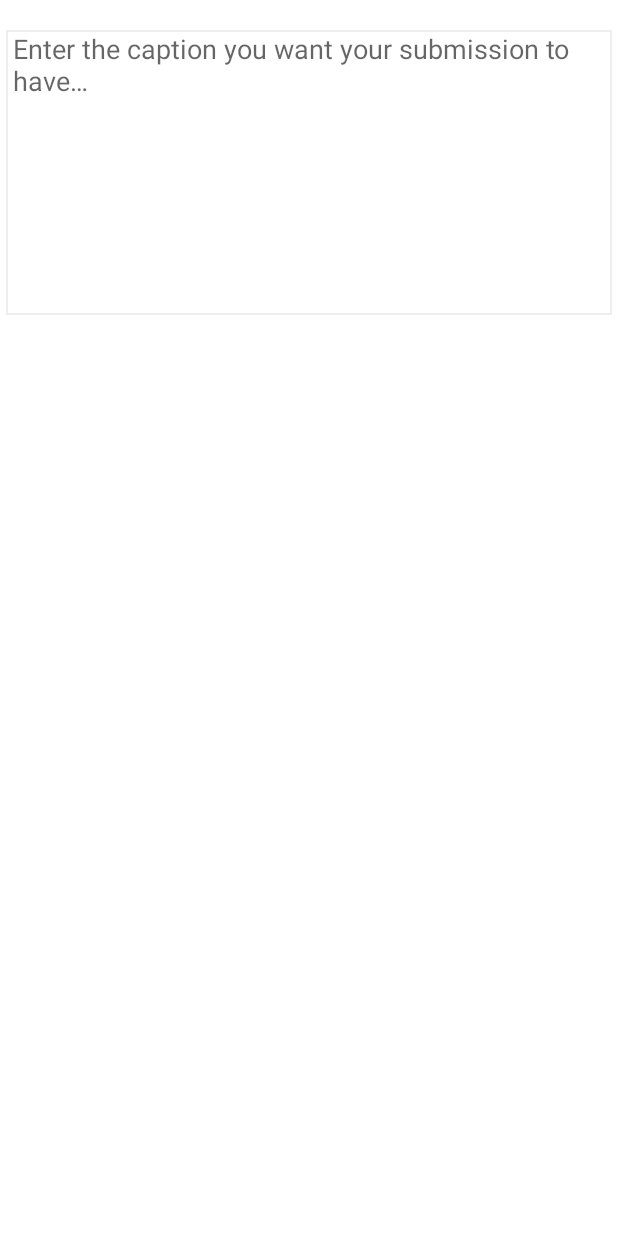
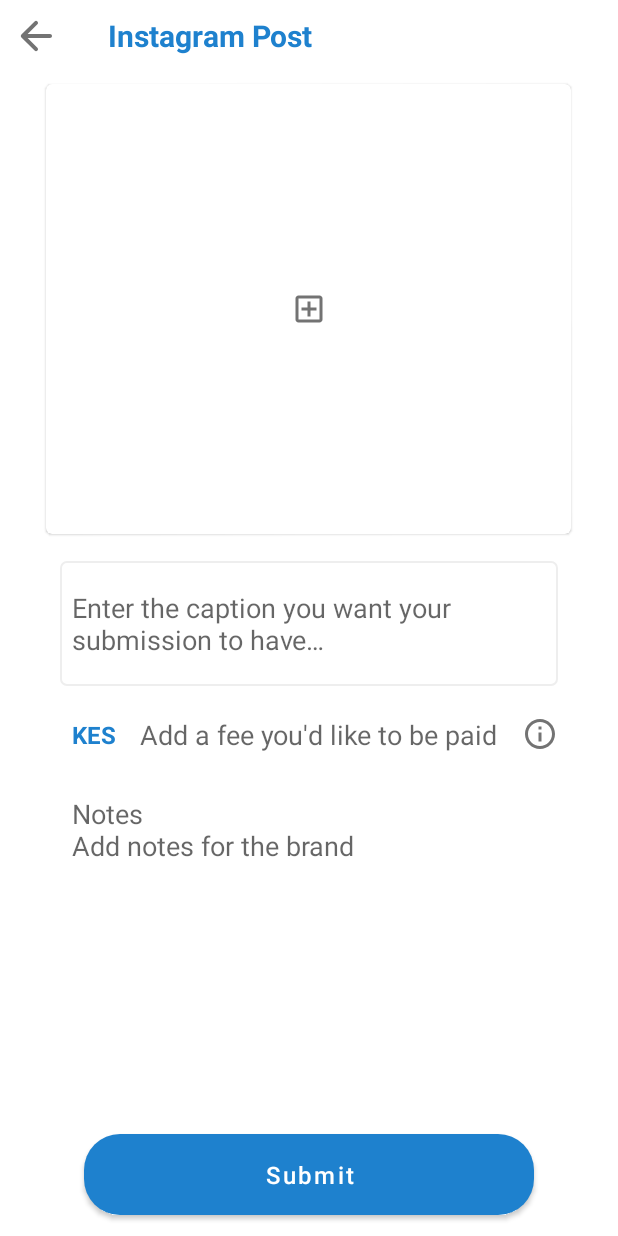
Before and after one commit to teddy-otieno/imp-mobile-android, an Android app: the CampaignActivity screen opened directly, with no data from a screen before it, after a tap on "Post", on a phone screen of 412 x 824 dp. Run offline under Robolectric (Android 15) with nearby library versions, the phone set to English and light mode, and no system bars; 3 statements that could not run were skipped; 1 other tap on this screen came first.

Commit message:
Update: Post Submission Implemented the ui components, now its time to do the logic
Signed-off-by: Teddy Juma <tedd.juma@outlook.com>

```diff
--- a/app/src/main/AndroidManifest.xml
+++ b/app/src/main/AndroidManifest.xml
@@ -12,11 +12,12 @@
         android:roundIcon="@mipmap/ic_launcher_round"
         android:supportsRtl="true"
         android:theme="@style/AppTheme">
-        <activity android:name=".image_submission.ImageSubmission"></activity>
+        <activity android:name=".submission_types.post.Post"></activity>
+        <activity android:name=".submission_types.carousel.Carousel" />
         <activity
             android:name=".campaign.CampaignActivity"
             android:label="@string/title_activity_campaign"
-            android:theme="@style/AppTheme.NoActionBar"></activity>
+            android:theme="@style/AppTheme" />
         <activity
             android:name=".dashboards.MainDashboard"
             android:label="@string/title_activity_main_dashboard"
--- a/app/src/main/java/com/imp/impandroidclient/campaign/CampaignActivity.kt
+++ b/app/src/main/java/com/imp/impandroidclient/campaign/CampaignActivity.kt
@@ -12,7 +12,7 @@ import androidx.lifecycle.ViewModelProvider
 import com.google.android.material.bottomsheet.BottomSheetBehavior
 import com.imp.impandroidclient.R
 import com.imp.impandroidclient.app_state.Cache
-import com.imp.impandroidclient.image_submission.ImageSubmission
+import com.imp.impandroidclient.submission_types.post.Post
 import kotlinx.android.synthetic.main.activity_campaign.*
 import kotlinx.android.synthetic.main.layout_campaign_info_details.*
 import kotlinx.android.synthetic.main.layout_choose_submission.*
@@ -43,7 +43,7 @@ class CampaignActivity : AppCompatActivity() {
 
     private fun setUpListeners() {
         post_submission.setOnClickListener {
-            val intent = Intent(this, ImageSubmission::class.java).apply {
+            val intent = Intent(this, Post::class.java).apply {
                 this.putExtra("campaignId", viewModel.campaignId)
             }
 
--- a/app/src/main/java/com/imp/impandroidclient/image_submission/ImageSubmission.kt
+++ /dev/null
@@ -1,86 +0,0 @@
-package com.imp.impandroidclient.image_submission
-
-import android.app.Activity
-import android.os.Bundle
-import android.view.LayoutInflater
-import android.view.ViewGroup
-import android.widget.ImageView
-import androidx.activity.viewModels
-import androidx.appcompat.app.AppCompatActivity
-import androidx.constraintlayout.widget.ConstraintLayout
-import androidx.lifecycle.Observer
-import androidx.recyclerview.widget.LinearLayoutManager
-import androidx.recyclerview.widget.RecyclerView
-import com.imp.impandroidclient.R
-import com.imp.impandroidclient.app_state.Cache
-
-typealias ImageID = Int
-
-class ImageSubmission : AppCompatActivity() {
-
-    private val viewModel : ImageSubmissionViewModel by viewModels()
-
-    override fun onCreate(savedInstanceState: Bundle?) {
-        super.onCreate(savedInstanceState)
-         setContentView(R.layout.activity_image_submission)
-
-
-        //get submission id from intent
-        //Incase our user wants to open already made campaign
-        val submissionId = intent.getIntExtra("SubmissionId", -1)
-        viewModel.loadSubmission(submissionId)
-
-        viewModel.getTempSubmissionData().observe(this, Observer{ _sub ->
-
-        })
-
-        val campaignObject: Int = intent.getIntExtra("CampaignObject", -1)
-        val layoutManger = LinearLayoutManager(
-            this, LinearLayoutManager.HORIZONTAL, false)
-
-        /*
-        val images: List<ImageID> = listOf(campaignObject.cover_image, campaignObject.cover_image, campaignObject.cover_image)
-        val adapter = SubmissionImagesCarouselAdapter(this, images)
-
-        image_submission_carousel.adapter = adapter
-        image_submission_carousel.layoutManager = layoutManger
-
-         */
-
-    }
-}
-
-
-class ImageViewHolder(val image: ConstraintLayout) : RecyclerView.ViewHolder(image)
-
-class SubmissionImagesCarouselAdapter(val activityContext: Activity, private val images: List<String?>) :
-    RecyclerView.Adapter<ImageViewHolder>()
-{
-
-    override fun onCreateViewHolder(parent: ViewGroup, viewType: Int): ImageViewHolder {
-
-        val submissionView = LayoutInflater.from(parent.context)
-            .inflate(R.layout.frame_submission_image, parent, false) as ConstraintLayout
-
-        //Set layout parameters
-
-        return ImageViewHolder(submissionView)
-    }
-
-    override fun onBindViewHolder(holder: ImageViewHolder, position: Int) {
-        val submissionImageView: ImageView = holder.image.getViewById(R.id.submission_image) as ImageView
-        submissionImageView.apply {
-            this.clipToOutline = true
-
-            //Incase the list is empty the put the plus icon
-            val submissionImage = images[position]
-            if(submissionImage != null) {
-                submissionImageView.setImageBitmap(Cache.getImageFromMemCache(submissionImage))
-            } else {
-                submissionImageView.setImageResource(R.drawable.ic_plus_grey)
-            }
-        }
-    }
-
-    override fun getItemCount(): Int = images.size
-}
--- a/app/src/main/java/com/imp/impandroidclient/image_submission/ImageSubmissionViewModel.kt
+++ /dev/null
@@ -1,41 +0,0 @@
-package com.imp.impandroidclient.image_submission
-
-import androidx.lifecycle.MutableLiveData
-import androidx.lifecycle.ViewModel
-import com.imp.impandroidclient.app_state.database.Submission
-import com.imp.impandroidclient.app_state.database.SubmissionImage
-import java.util.*
-import kotlin.collections.ArrayList
-
-data class TempSubmissionData(var postCaption: String? = null,
-    var feeRates: Int? = null,
-    var timeOfSubmission: Date? = null,
-    var images : List<SubmissionImage> = ArrayList()
-)
-
-class ImageSubmissionViewModel : ViewModel()
-{
-    private lateinit var submission: Submission
-    private val submissionData: MutableLiveData<TempSubmissionData> = MutableLiveData()
-
-    fun loadSubmission(submissionId: Int)
-    {
-        if(submissionId < 0) {
-            //Create a new submission
-            submissionData.postValue(TempSubmissionData())
-        } else {
-            /*
-            this.submission = GlobalApplication.database.submissionQueries().getSubmissionById(submissionId)
-            val temporarySubmission = TempSubmissionData(
-                submission.postCaption,
-                submission.feeRates,
-                submission.timeOfSubmission,
-                GlobalApplication.database.submissionQueries().getSubmissionImagesForSubmission(this.submission.uid)
-            )
-            this.submissionData.postValue(temporarySubmission)
-             */
-        }
-    }
-
-    fun getTempSubmissionData() : MutableLiveData<TempSubmissionData> = this.submissionData
-}
--- /dev/null
+++ b/app/src/main/java/com/imp/impandroidclient/submission_types/carousel/Carousel.kt
@@ -0,0 +1,13 @@
+package com.imp.impandroidclient.submission_types.carousel
+
+import android.os.Bundle
+import androidx.appcompat.app.AppCompatActivity
+import com.imp.impandroidclient.R
+
+class Carousel : AppCompatActivity() {
+
+    override fun onCreate(savedInstanceState: Bundle?) {
+        super.onCreate(savedInstanceState)
+        setContentView(R.layout.activity_carousel)
+    }
+}
--- /dev/null
+++ b/app/src/main/java/com/imp/impandroidclient/submission_types/post/Post.kt
@@ -0,0 +1,13 @@
+package com.imp.impandroidclient.submission_types.post
+
+import android.os.Bundle
+import androidx.appcompat.app.AppCompatActivity
+import com.imp.impandroidclient.R
+
+class Post : AppCompatActivity() {
+
+    override fun onCreate(savedInstanceState: Bundle?) {
+        super.onCreate(savedInstanceState)
+        setContentView(R.layout.activity_post)
+    }
+}
--- /dev/null
+++ b/app/src/main/res/drawable/ic_arrow_back_24px.xml
@@ -0,0 +1,9 @@
+<vector xmlns:android="http://schemas.android.com/apk/res/android"
+    android:width="24dp"
+    android:height="24dp"
+    android:viewportWidth="24"
+    android:viewportHeight="24">
+  <path
+      android:fillColor="#FF000000"
+      android:pathData="M19,11H7.83l4.88,-4.88c0.39,-0.39 0.39,-1.03 0,-1.42 -0.39,-0.39 -1.02,-0.39 -1.41,0l-6.59,6.59c-0.39,0.39 -0.39,1.02 0,1.41l6.59,6.59c0.39,0.39 1.02,0.39 1.41,0 0.39,-0.39 0.39,-1.02 0,-1.41L7.83,13H19c0.55,0 1,-0.45 1,-1s-0.45,-1 -1,-1z"/>
+</vector>
--- /dev/null
+++ b/app/src/main/res/drawable/ic_info_24px.xml
@@ -0,0 +1,9 @@
+<vector xmlns:android="http://schemas.android.com/apk/res/android"
+    android:width="24dp"
+    android:height="24dp"
+    android:viewportWidth="24"
+    android:viewportHeight="24">
+  <path
+      android:fillColor="#FF000000"
+      android:pathData="M11,7h2v2h-2zM11,11h2v6h-2zM12,2C6.48,2 2,6.48 2,12s4.48,10 10,10 10,-4.48 10,-10S17.52,2 12,2zM12,20c-4.41,0 -8,-3.59 -8,-8s3.59,-8 8,-8 8,3.59 8,8 -3.59,8 -8,8z"/>
+</vector>
--- a/app/src/main/res/drawable/input_field.xml
+++ b/app/src/main/res/drawable/input_field.xml
@@ -8,4 +8,6 @@
     <padding
         android:left="5dp"
         android:right="5dp" />
+
+    <corners android:radius="4dp"/>
 </shape>
--- a/app/src/main/res/drawable/primary_button.xml
+++ b/app/src/main/res/drawable/primary_button.xml
@@ -3,5 +3,5 @@
 <shape xmlns:android="http://schemas.android.com/apk/res/android"
     android:shape="rectangle">
     <solid android:color="@color/colorPrimary" />
-    <corners android:radius="5dp" />
+    <corners android:radius="16dp" />
 </shape>
--- /dev/null
+++ b/app/src/main/res/layout/activity_carousel.xml
@@ -0,0 +1,8 @@
+<?xml version="1.0" encoding="utf-8"?>
+<androidx.constraintlayout.widget.ConstraintLayout xmlns:android="http://schemas.android.com/apk/res/android"
+    xmlns:tools="http://schemas.android.com/tools"
+    android:layout_width="match_parent"
+    android:layout_height="match_parent"
+    tools:context=".submission_types.carousel.Carousel">
+
+</androidx.constraintlayout.widget.ConstraintLayout>
--- a/app/src/main/res/layout/activity_image_submission.xml
+++ /dev/null
@@ -1,57 +0,0 @@
-<?xml version="1.0" encoding="utf-8"?>
-
-<androidx.constraintlayout.motion.widget.MotionLayout xmlns:android="http://schemas.android.com/apk/res/android"
-    xmlns:app="http://schemas.android.com/apk/res-auto"
-    xmlns:tools="http://schemas.android.com/tools"
-    android:layout_width="match_parent"
-    android:background="@color/backgroundColor"
-    android:layout_height="match_parent">
-
-    <androidx.recyclerview.widget.RecyclerView
-        android:id="@+id/image_submission_carousel"
-        android:layout_width="match_parent"
-        android:layout_height="wrap_content"
-        android:orientation="horizontal"
-        android:weightSum="100"
-        app:layout_constraintEnd_toEndOf="parent"
-        app:layout_constraintHorizontal_bias="0.5"
-        app:layout_constraintStart_toStartOf="parent"
-        app:layout_constraintTop_toTopOf="parent">
-
-    </androidx.recyclerview.widget.RecyclerView>
-
-    <androidx.constraintlayout.widget.ConstraintLayout
-        android:id="@+id/submission_post_container"
-        android:layout_width="match_parent"
-        android:layout_height="wrap_content"
-        android:layout_marginTop="8dp"
-        android:padding="4dp"
-        app:layout_constraintTop_toBottomOf="@+id/image_submission_carousel"
-        tools:layout_editor_absoluteX="1dp">
-
-        <EditText
-            android:id="@+id/submission_post_input"
-            android:layout_width="match_parent"
-            android:layout_height="190dp"
-            android:layout_marginTop="8dp"
-            android:background="@drawable/input_field"
-            android:ems="10"
-            android:gravity="start|top"
-            android:hint="@string/instagram_post_hint"
-            android:inputType="textMultiLine"
-            app:layout_constraintEnd_toEndOf="parent"
-            app:layout_constraintHorizontal_bias="0.5"
-            app:layout_constraintStart_toStartOf="parent"
-            app:layout_constraintTop_toTopOf="parent" />
-
-        <com.google.android.material.chip.ChipGroup
-            android:id="@+id/instagram_post_tags"
-            android:layout_width="match_parent"
-            android:layout_height="50dp"
-            android:layout_marginTop="8dp"
-            android:layout_marginBottom="8dp"
-            app:layout_constraintTop_toBottomOf="@+id/submission_post_input" />
-    </androidx.constraintlayout.widget.ConstraintLayout>
-
-
-</androidx.constraintlayout.motion.widget.MotionLayout>
--- /dev/null
+++ b/app/src/main/res/layout/activity_post.xml
@@ -0,0 +1,92 @@
+<?xml version="1.0" encoding="utf-8"?>
+<androidx.constraintlayout.widget.ConstraintLayout xmlns:android="http://schemas.android.com/apk/res/android"
+    xmlns:app="http://schemas.android.com/apk/res-auto"
+    xmlns:tools="http://schemas.android.com/tools"
+    android:layout_width="match_parent"
+    android:layout_height="match_parent"
+    android:orientation="vertical"
+    tools:context=".submission_types.post.Post">
+
+    <LinearLayout
+        android:id="@+id/post_appbar"
+        android:layout_width="match_parent"
+        android:layout_height="wrap_content"
+        android:background="@color/backgroundColor"
+        android:padding="8dp"
+        android:orientation="horizontal"
+        app:layout_constraintTop_toTopOf="parent">
+
+        <ImageView
+            android:layout_width="32dp"
+            android:layout_height="32dp"
+            android:layout_marginEnd="32dp"
+            android:scaleType="fitCenter"
+            android:src="@drawable/ic_arrow_back_24px"
+            android:tint="@color/svg_grey" />
+
+        <TextView
+            android:layout_width="match_parent"
+            android:layout_height="wrap_content"
+            android:layout_gravity="center_vertical"
+            android:text="@string/post_activity_title"
+            android:textSize="20sp"
+            android:textStyle="bold"
+            android:textColor="@color/colorPrimary"/>
+
+    </LinearLayout>
+
+    <LinearLayout
+        android:layout_width="match_parent"
+        android:layout_height="wrap_content"
+        android:orientation="vertical"
+        app:layout_constraintTop_toBottomOf="@id/post_appbar">
+
+
+        <LinearLayout
+            android:id="@+id/linearLayout"
+            android:layout_width="match_parent"
+            android:layout_height="wrap_content"
+            android:orientation="vertical"
+            app:layout_constraintTop_toTopOf="parent">
+
+            <com.google.android.material.card.MaterialCardView
+                android:layout_width="350dp"
+                android:layout_height="300dp"
+                android:layout_gravity="center"
+                android:layout_marginHorizontal="8dp"
+                android:layout_marginTop="8dp"
+                android:layout_marginBottom="8dp"
+                android:elevation="20dp"
+                >
+
+                <ImageView
+                    android:id="@+id/post_choice"
+                    android:layout_width="match_parent"
+                    android:layout_height="match_parent"
+                    android:scaleType="centerInside"
+                    android:src="@drawable/ic_add_box_24px"
+                    android:tint="@color/svg_grey" />
+
+            </com.google.android.material.card.MaterialCardView>
+
+            <include layout="@layout/layout_submission_details" />
+        </LinearLayout>
+
+    </LinearLayout>
+
+    <Button
+        android:layout_width="300dp"
+        android:layout_height="wrap_content"
+        android:layout_gravity="center"
+        android:layout_marginBottom="8dp"
+        android:padding="16dp"
+        android:text="Submit"
+        android:textAllCaps="false"
+        android:textSize="16sp"
+        app:cornerRadius="24dp"
+        app:layout_constraintBottom_toBottomOf="parent"
+        app:layout_constraintEnd_toEndOf="parent"
+        app:layout_constraintHorizontal_bias="0.5"
+        app:layout_constraintStart_toStartOf="parent" />
+
+</androidx.constraintlayout.widget.ConstraintLayout>
--- a/app/src/main/res/layout/layout_choose_submission.xml
+++ b/app/src/main/res/layout/layout_choose_submission.xml
@@ -11,8 +11,7 @@
     app:layout_behavior="com.google.android.material.bottomsheet.BottomSheetBehavior"
     android:orientation="vertical">
 
-    <TextView
-        android:layout_width="match_parent"
+    <TextView android:layout_width="match_parent"
         android:text="Submit"
         android:textAlignment="center"
         android:textSize="16sp"
--- /dev/null
+++ b/app/src/main/res/layout/layout_submission_details.xml
@@ -0,0 +1,88 @@
+<?xml version="1.0" encoding="utf-8"?>
+<LinearLayout xmlns:android="http://schemas.android.com/apk/res/android"
+    android:orientation="vertical"
+    android:layout_width="match_parent"
+    android:layout_height="wrap_content"
+    android:layout_marginHorizontal="32dp"
+    android:layout_marginTop="8dp"
+    android:layout_gravity="center_horizontal"
+    >
+
+    <LinearLayout
+        android:layout_width="match_parent"
+        android:layout_height="wrap_content"
+        android:layout_marginVertical="2dp"
+        android:layout_marginHorizontal="8dp"
+        android:orientation="vertical"
+        >
+
+        <LinearLayout
+            android:layout_width="match_parent"
+            android:layout_height="wrap_content"
+            android:orientation="vertical"
+            >
+            <EditText
+                android:layout_width="match_parent"
+                android:layout_height="wrap_content"
+                android:background="@drawable/input_field"
+                android:hint="@string/instagram_post_hint"
+                android:minLines="3"
+                android:padding="8dp"
+                android:inputType="textMultiLine"/>
+        </LinearLayout>
+
+        <com.google.android.material.chip.ChipGroup
+            android:layout_width="match_parent"
+            android:layout_height="wrap_content">
+
+        </com.google.android.material.chip.ChipGroup>
+    </LinearLayout>
+
+    <LinearLayout
+        android:layout_width="match_parent"
+        android:layout_height="wrap_content"
+        android:orientation="horizontal"
+        android:layout_marginHorizontal="8dp"
+        android:layout_marginVertical="2dp"
+        >
+
+        <TextView
+            android:layout_width="wrap_content"
+            android:layout_height="wrap_content"
+            android:layout_gravity="center_vertical"
+            android:layout_marginStart="8dp"
+            android:text="KES"
+            android:textSize="16sp"
+            android:textColor="@color/colorPrimary"
+            android:textStyle="bold" />
+        <EditText
+            android:layout_width="match_parent"
+            android:layout_height="wrap_content"
+            android:layout_margin="8dp"
+            android:layout_weight="0.5"
+            android:padding="8dp"
+            android:background="@color/backgroundColor"
+            android:hint="@string/fee"
+            android:layout_gravity="center_vertical"
+            android:inputType="number"
+            />
+
+        <ImageView
+            android:layout_width="wrap_content"
+            android:layout_height="wrap_content"
+            android:layout_gravity="center_vertical"
+            android:tint="@color/svg_grey"
+            android:src="@drawable/ic_info_24px"/>
+    </LinearLayout>
+
+    <EditText
+        android:layout_width="match_parent"
+        android:layout_height="wrap_content"
+        android:layout_marginHorizontal="8dp"
+        android:layout_marginVertical="2dp"
+        android:background="@color/backgroundColor"
+        android:hint="@string/notes"
+        android:padding="8dp"
+        android:minLines="2"
+        />
+</LinearLayout>
--- a/app/src/main/res/values/colors.xml
+++ b/app/src/main/res/values/colors.xml
@@ -8,6 +8,6 @@
     <color name="colorError">#D81B60</color>
     <color name="inputBorder">#EEEEEE</color>
     <color name="primaryForeGround">#FFFFFF</color>
-    <color name="black">#000000</color>
+    <color name="black">#222222</color>
     <color name="svg_grey">#737373</color>
 </resources>
--- a/app/src/main/res/values/strings.xml
+++ b/app/src/main/res/values/strings.xml
@@ -58,9 +58,15 @@
     <string name="campaign_apply">APPLY</string>
 
 
-    <string name="connection_failed">Oops... Sorry we were unable to connect. Please check your internet connection</string>
+    <!-- Post activity -->
+    <string name="post_caption">Post Caption</string>
+
+    <string name="connection_failed">Oops… Sorry we were unable to connect. Please check your internet connection</string>
     <!-- Image submission texts -->
+    <string name="post_activity_title">Instagram Post</string>
     <string name="instagram_post_hint">Enter the caption you want your submission to have…</string>
+    <string name="fee">Add a fee you\'d like to be paid</string>
+    <string name="notes">Notes \nAdd notes for the brand</string>
     <string name="dummy">Lorem ipsum dolor sit amet, consectetur adipiscing elit. Fusce dictum libero sapien, a vulputate dolor aliquam vel. Pellentesque ut sollicitudin turpis, non malesuada neque. Vestibulum et lorem sodales, congue dui eu, laoreet orci. Pellentesque sit amet ultrices massa, sit amet bibendum justo</string>
 
     <!-- TODO: Remove or change this placeholder text -->
--- a/app/src/main/res/values/styles.xml
+++ b/app/src/main/res/values/styles.xml
@@ -10,13 +10,4 @@
 
     </style>
 
-    <style name="AppTheme.NoActionBar">
-        <item name="windowActionBar">false</item>
-        <item name="windowNoTitle">true</item>
-    </style>
-
-    <style name="AppTheme.AppBarOverlay" parent="ThemeOverlay.AppCompat.Dark.ActionBar" />
-
-    <style name="AppTheme.PopupOverlay" parent="ThemeOverlay.AppCompat.Light" />
-
 </resources>
```
